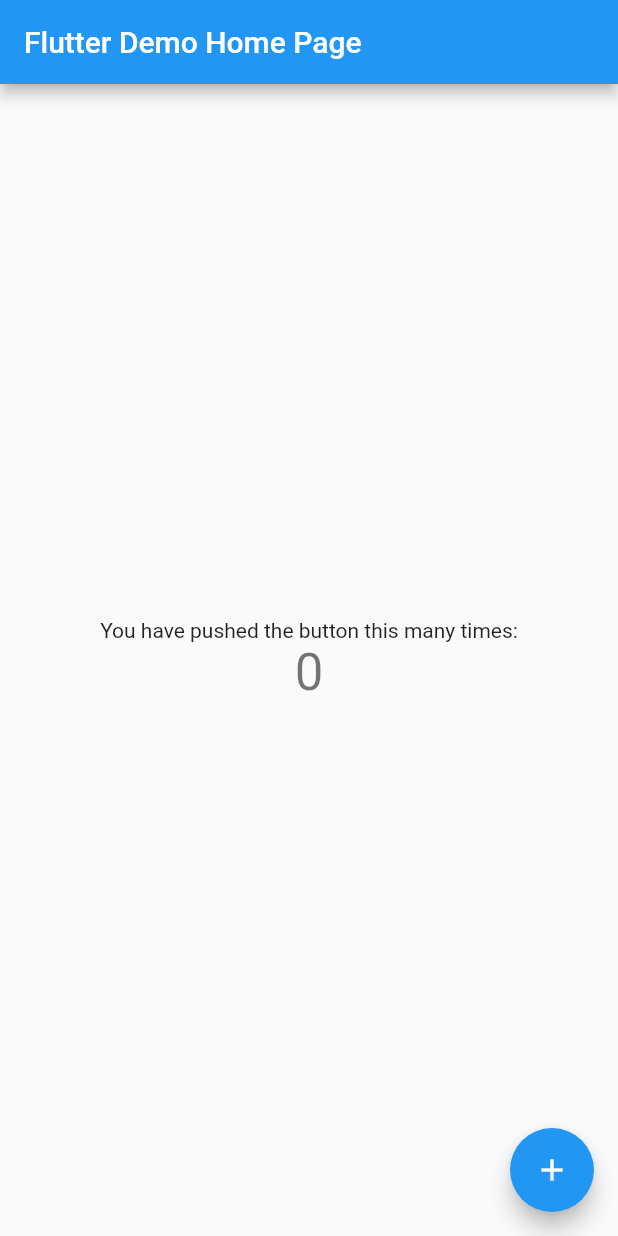
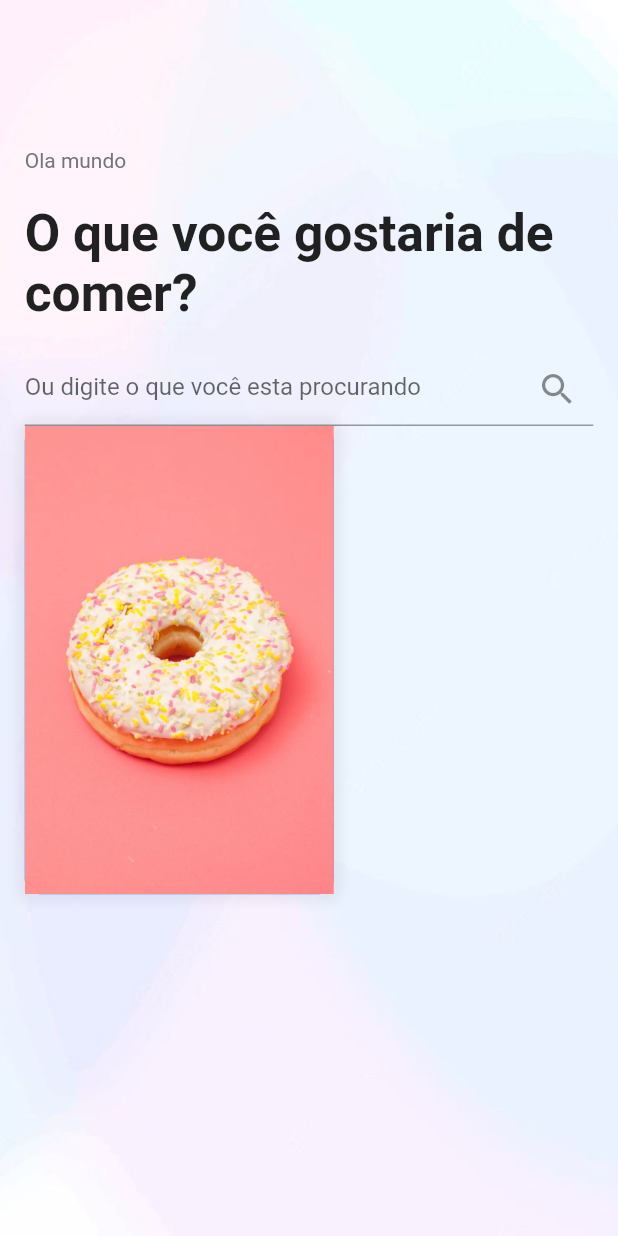
Before and after one commit to Slade-crypto/Flutter-FoodApp, a Flutter app: the screen it shows after launch, on a phone screen of 412 x 824 dp. Run offline on Flutter 3.47's test engine with Material 2 defaults, Android fonts, the phone set to English and light mode, and no system bars; our stand-ins replace sizer.

Commit message:
start do desenvolvimento da homepage com alguns componentes base

```diff
--- /dev/null
+++ b/lib/homepage.dart
@@ -0,0 +1,74 @@
+import 'package:flutter/material.dart';
+import 'package:flutter/src/widgets/container.dart';
+import 'package:flutter/src/widgets/framework.dart';
+import 'package:sizer/sizer.dart';
+
+class HomePage extends StatelessWidget {
+  const HomePage({super.key});
+
+  @override
+  Widget build(BuildContext context) {
+    return Scaffold(
+      body: Stack(
+        children: [
+          SizedBox(
+            width: 100.w,
+            height: 100.h,
+            child: Image.asset(
+              'assets/bg.jpeg',
+              fit: BoxFit.fitHeight,
+            ),
+          ),
+          Padding(
+            padding: EdgeInsets.all(4.w),
+            child: Column(
+              crossAxisAlignment: CrossAxisAlignment.start,
+              children: [
+                SizedBox(height: 20.w),
+                Text('Ola mundo',
+                    style: TextStyle(color: Colors.grey.shade600)),
+                SizedBox(height: 5.w),
+                Text(
+                  'O que você gostaria de comer?',
+                  style: TextStyle(
+                    fontSize: 25.sp,
+                    fontWeight: FontWeight.bold,
+                  ),
+                ),
+                SizedBox(height: 5.w),
+                TextField(
+                  decoration: InputDecoration(
+                    hintText: 'Ou digite o que você esta procurando',
+                    suffixIcon: Icon(
+                      Icons.search,
+                      size: 20.sp,
+                    ),
+                  ),
+                ),
+                Container(
+                  width: 50.w,
+                  decoration: BoxDecoration(
+                      color: Colors.blue,
+                      borderRadius: BorderRadius.circular(10),
+                      boxShadow: [
+                        BoxShadow(
+                            color: Colors.black.withOpacity(.05),
+                            blurRadius: 5,
+                            spreadRadius: 5)
+                      ]),
+                  child: ClipRRect(
+                    child: Image.asset(
+                      'assets/donut1.jpeg',
+                      fit: BoxFit.cover,
+                      width: 50.w,
+                    ),
+                  ),
+                ),
+              ],
+            ),
+          ),
+        ],
+      ),
+    );
+  }
+}
--- a/lib/main.dart
+++ b/lib/main.dart
@@ -1,4 +1,6 @@
+import 'package:flood/homepage.dart';
 import 'package:flutter/material.dart';
+import 'package:sizer/sizer.dart';
 
 void main() {
   runApp(const MyApp());
@@ -7,109 +9,17 @@ void main() {
 class MyApp extends StatelessWidget {
   const MyApp({super.key});
 
-  // This widget is the root of your application.
   @override
   Widget build(BuildContext context) {
-    return MaterialApp(
-      title: 'Flutter Demo',
-      theme: ThemeData(
-        // This is the theme of your application.
-        //
-        // Try running your application with "flutter run". You'll see the
-        // application has a blue toolbar. Then, without quitting the app, try
-        // changing the primarySwatch below to Colors.green and then invoke
-        // "hot reload" (press "r" in the console where you ran "flutter run",
-        // or simply save your changes to "hot reload" in a Flutter IDE).
-        // Notice that the counter didn't reset back to zero; the application
-        // is not restarted.
-        primarySwatch: Colors.blue,
-      ),
-      home: const MyHomePage(title: 'Flutter Demo Home Page'),
+    return Sizer(
+      builder: ((context, orientation, deviceType) => MaterialApp(
+            title: 'Food Order App',
+            debugShowCheckedModeBanner: false,
+            theme: ThemeData(
+              primarySwatch: Colors.pink,
+            ),
+            home: const HomePage(),
+          )),
     );
   }
 }
-
-class MyHomePage extends StatefulWidget {
-  const MyHomePage({super.key, required this.title});
-
-  // This widget is the home page of your application. It is stateful, meaning
-  // that it has a State object (defined below) that contains fields that affect
-  // how it looks.
-
-  // This class is the configuration for the state. It holds the values (in this
-  // case the title) provided by the parent (in this case the App widget) and
-  // used by the build method of the State. Fields in a Widget subclass are
-  // always marked "final".
-
-  final String title;
-
-  @override
-  State<MyHomePage> createState() => _MyHomePageState();
-}
-
-class _MyHomePageState extends State<MyHomePage> {
-  int _counter = 0;
-
-  void _incrementCounter() {
-    setState(() {
-      // This call to setState tells the Flutter framework that something has
-      // changed in this State, which causes it to rerun the build method below
-      // so that the display can reflect the updated values. If we changed
-      // _counter without calling setState(), then the build method would not be
-      // called again, and so nothing would appear to happen.
-      _counter++;
-    });
-  }
-
-  @override
-  Widget build(BuildContext context) {
-    // This method is rerun every time setState is called, for instance as done
-    // by the _incrementCounter method above.
-    //
-    // The Flutter framework has been optimized to make rerunning build methods
-    // fast, so that you can just rebuild anything that needs updating rather
-    // than having to individually change instances of widgets.
-    return Scaffold(
-      appBar: AppBar(
-        // Here we take the value from the MyHomePage object that was created by
-        // the App.build method, and use it to set our appbar title.
-        title: Text(widget.title),
-      ),
-      body: Center(
-        // Center is a layout widget. It takes a single child and positions it
-        // in the middle of the parent.
-        child: Column(
-          // Column is also a layout widget. It takes a list of children and
-          // arranges them vertically. By default, it sizes itself to fit its
-          // children horizontally, and tries to be as tall as its parent.
-          //
-          // Invoke "debug painting" (press "p" in the console, choose the
-          // "Toggle Debug Paint" action from the Flutter Inspector in Android
-          // Studio, or the "Toggle Debug Paint" command in Visual Studio Code)
-          // to see the wireframe for each widget.
-          //
-          // Column has various properties to control how it sizes itself and
-          // how it positions its children. Here we use mainAxisAlignment to
-          // center the children vertically; the main axis here is the vertical
-          // axis because Columns are vertical (the cross axis would be
-          // horizontal).
-          mainAxisAlignment: MainAxisAlignment.center,
-          children: <Widget>[
-            const Text(
-              'You have pushed the button this many times:',
-            ),
-            Text(
-              '$_counter',
-              style: Theme.of(context).textTheme.headline4,
-            ),
-          ],
-        ),
-      ),
-      floatingActionButton: FloatingActionButton(
-        onPressed: _incrementCounter,
-        tooltip: 'Increment',
-        child: const Icon(Icons.add),
-      ), // This trailing comma makes auto-formatting nicer for build methods.
-    );
-  }
-}
--- a/pubspec.yaml
+++ b/pubspec.yaml
@@ -36,6 +36,8 @@ dependencies:
   # The following adds the Cupertino Icons font to your application.
   # Use with the CupertinoIcons class for iOS style icons.
   cupertino_icons: ^1.0.2
+  sizer: ^2.0.15
+  get: ^4.6.5
 
 dev_dependencies:
   flutter_test:
@@ -60,8 +62,8 @@ flutter:
   uses-material-design: true
 
   # To add assets to your application, add an assets section, like this:
-  # assets:
-  #   - images/a_dot_burr.jpeg
+  assets:
+    - assets/
   #   - images/a_dot_ham.jpeg
 
   # An image asset can refer to one or more resolution-specific "variants", see
```
Also changed, not shown: assets/bg.jpeg (added), assets/donut-cat.jpeg (added), assets/donut1.jpeg (added), assets/donut2.jpeg (added), assets/donut3.jpeg (added), assets/donuts.png (added), assets/food-order-app-ui-joytech.png (added), pubspec.lock.
